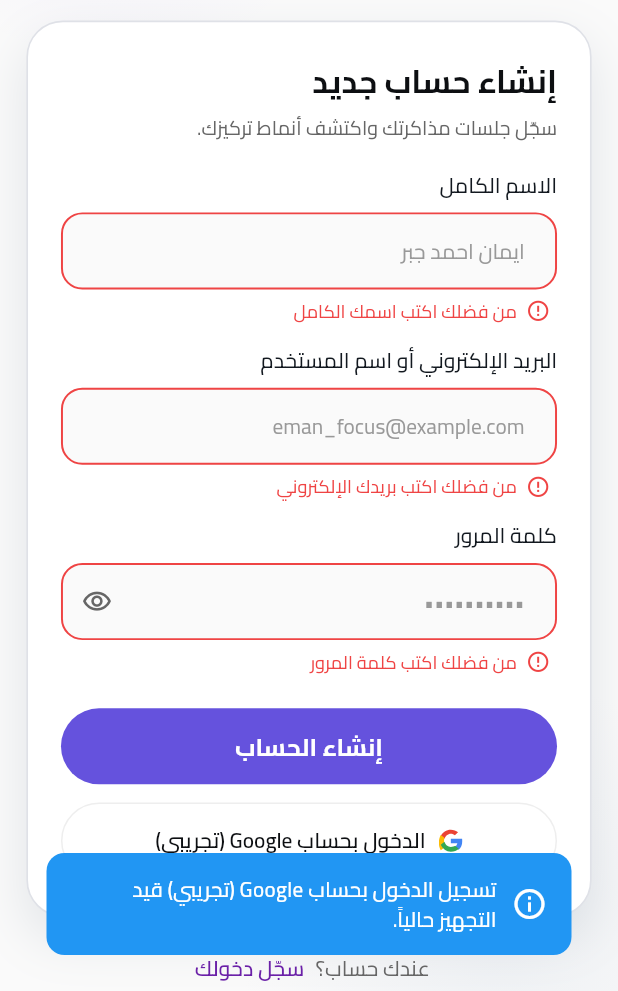
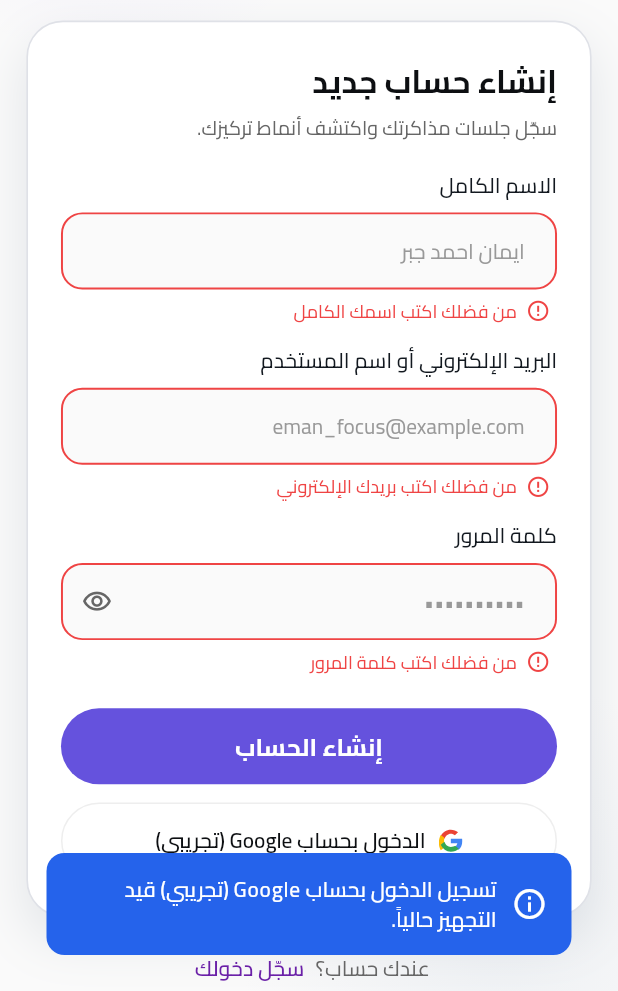
Before and after one commit to romisaa5/nivo_app, a Flutter app: the CreateAccountScreen screen opened by its route, after a tap on "إنشاء الحساب", after a tap on "الدخول بحساب Google (تجريبي)", on a phone screen of 412 x 824 dp, the part 245-1236 px from its top. Run offline on Flutter 3.47's test engine with Material 3 defaults, Android fonts, the phone set to English and light mode, and no system bars; our stand-ins replace animate_do, connectivity_plus, dropdown_button2, firebase_auth, firebase_core, flutter_bloc and 7 more; accounts and stored records are empty.

Commit message:
edit colors

```diff
--- a/lib/core/common/widgets/custom_button.dart
+++ b/lib/core/common/widgets/custom_button.dart
@@ -62,7 +62,7 @@ class CustomButton extends StatelessWidget {
                   height: 24.h,
                   width: 24.h,
                   child: CircularProgressIndicator(
-                    color: textcolor ?? Colors.white,
+                    color: textcolor ?? context.customAppColors.grey0,
                     strokeWidth: 2,
                   ),
                 ),
@@ -77,7 +77,7 @@ class CustomButton extends StatelessWidget {
                     style:
                         style ??
                         AppTextStyles.font14SemiBold.copyWith(
-                          color: textcolor ?? Colors.white,
+                          color: textcolor ?? context.customAppColors.grey0,
                           fontWeight: FontWeight.w500,
                         ),
                     textAlign: TextAlign.center,
--- a/lib/core/common/widgets/custom_text_form_field.dart
+++ b/lib/core/common/widgets/custom_text_form_field.dart
@@ -51,14 +51,15 @@ class AppTextFormField extends StatelessWidget {
 
   @override
   Widget build(BuildContext context) {
-    final colorScheme = Theme.of(context).colorScheme;
+    final colors = context.customAppColors;
+    final isDark = context.isDarkMode;
 
     InputBorder border = isUnderline
         ? UnderlineInputBorder(
             borderSide: BorderSide(
               color: isBorder
-                  ? context.customAppColors.grey400
-                  : Colors.transparent,
+                  ? colors.grey400
+                  : colors.grey0.withValues(alpha: 0),
               width: 1.w,
             ),
           )
@@ -66,8 +67,8 @@ class AppTextFormField extends StatelessWidget {
             borderRadius: BorderRadius.circular(12.r),
             borderSide: BorderSide(
               color: isBorder
-                  ? context.customAppColors.grey400
-                  : Colors.transparent,
+                  ? colors.grey400
+                  : colors.grey0.withValues(alpha: 0),
               width: 1.w,
             ),
           );
@@ -79,7 +80,7 @@ class AppTextFormField extends StatelessWidget {
             ? (errorBorder ??
                   border.copyWith(
                     borderSide: BorderSide(
-                    color: context.customAppColors.error500,
+                      color: colors.error500,
                       width: 1.2.w,
                     ),
                   ))
@@ -88,7 +89,7 @@ class AppTextFormField extends StatelessWidget {
             ? (errorBorder ??
                   border.copyWith(
                     borderSide: BorderSide(
-                    color: context.customAppColors.error500,
+                      color: colors.error500,
                       width: 1.5.w,
                     ),
                   ))
@@ -96,8 +97,8 @@ class AppTextFormField extends StatelessWidget {
                   border.copyWith(
                     borderSide: BorderSide(
                       color: isBorder
-                        ? context.customAppColors.primary600
-                        : Colors.transparent,
+                          ? colors.primary600
+                          : colors.grey0.withValues(alpha: 0),
                       width: 1.5.w,
                     ),
                   ));
@@ -121,7 +122,7 @@ class AppTextFormField extends StatelessWidget {
               },
               focusNode: focusNode,
               obscureText: isObscureText ?? false,
-              cursorColor: context.customAppColors.primary800,
+              cursorColor: isDark ? colors.primary300 : colors.primary800,
               decoration: InputDecoration(
                 isDense: true,
                 contentPadding:
@@ -133,7 +134,7 @@ class AppTextFormField extends StatelessWidget {
                     errorBorder ??
                     border.copyWith(
                       borderSide: BorderSide(
-                        color: context.customAppColors.error500,
+                        color: colors.error500,
                         width: 1.2.w,
                       ),
                     ),
@@ -141,7 +142,7 @@ class AppTextFormField extends StatelessWidget {
                     errorBorder ??
                     border.copyWith(
                       borderSide: BorderSide(
-                        color: context.customAppColors.error500,
+                        color: colors.error500,
                         width: 1.2.w,
                       ),
                     ),
@@ -150,17 +151,19 @@ class AppTextFormField extends StatelessWidget {
                 hintStyle:
                     hintStyle ??
                     AppTextStyles.font14Regular.copyWith(
-                      color: colorScheme.secondary.withValues(alpha: .5),
+                      color: isDark ? colors.neutral400 : colors.neutral500,
                     ),
                 suffixIcon: suffixIcon,
                 prefixIcon: prefixIcon,
-                fillColor: backgroundColor ?? Colors.white,
+                fillColor:
+                    backgroundColor ??
+                    (isDark ? colors.neutral900 : colors.grey0),
                 filled: true,
               ),
               style:
                   inputTextStyle ??
                   AppTextStyles.font16Regular.copyWith(
-                    color: colorScheme.secondary,
+                    color: isDark ? colors.grey0 : colors.neutral900,
                   ),
             ),
             if (state.hasError)
@@ -170,7 +173,7 @@ class AppTextFormField extends StatelessWidget {
                   children: [
                     Icon(
                       Icons.error_outline,
-                      color: context.customAppColors.error500,
+                      color: colors.error500,
                       size: 16.sp,
                     ),
                     5.w.horizontalSpace,
@@ -178,7 +181,7 @@ class AppTextFormField extends StatelessWidget {
                       child: Text(
                         state.errorText ?? '',
                         style: AppTextStyles.font12Regular.copyWith(
-                          color: context.customAppColors.error500,
+                          color: colors.error500,
                         ),
                       ),
                     ),
--- a/lib/core/helpers/app_snackbar.dart
+++ b/lib/core/helpers/app_snackbar.dart
@@ -1,4 +1,6 @@
 import 'package:flutter/material.dart';
+import 'package:nivo/core/theme/app_texts/app_text_styles.dart';
+import 'package:nivo/core/theme/theme_manager/theme_extensions.dart';
 
 class AppSnackBar {
   /// ================== Error ==================
@@ -6,7 +8,7 @@ class AppSnackBar {
     _show(
       context,
       message: message,
-      backgroundColor: Colors.red.shade600,
+      backgroundColor: context.customAppColors.error500,
       icon: Icons.error_outline,
     );
   }
@@ -16,7 +18,7 @@ class AppSnackBar {
     _show(
       context,
       message: message,
-      backgroundColor: Colors.green,
+      backgroundColor: context.customAppColors.greenGradient.first,
       icon: Icons.check_circle_outline,
     );
   }
@@ -26,7 +28,7 @@ class AppSnackBar {
     _show(
       context,
       message: message,
-      backgroundColor: Colors.blue,
+      backgroundColor: context.customAppColors.info700,
       icon: Icons.info_outline,
     );
   }
@@ -38,15 +40,15 @@ class AppSnackBar {
     required Color backgroundColor,
     required IconData icon,
   }) {
+    final colors = context.customAppColors;
     ScaffoldMessenger.of(context).hideCurrentSnackBar();
 
     ScaffoldMessenger.of(context).showSnackBar(
       SnackBar(
         behavior: SnackBarBehavior.floating,
-        backgroundColor: Colors.transparent,
+        backgroundColor: colors.grey0.withValues(alpha: 0),
         elevation: 0,
         duration: const Duration(seconds: 3),
-
         content: Container(
           padding: const EdgeInsets.symmetric(horizontal: 16, vertical: 14),
           decoration: BoxDecoration(
@@ -55,15 +57,13 @@ class AppSnackBar {
           ),
           child: Row(
             children: [
-              Icon(icon, color: Colors.white),
+              Icon(icon, color: colors.grey0),
               const SizedBox(width: 10),
               Expanded(
                 child: Text(
                   message,
-                  style: const TextStyle(
-                    color: Colors.white,
-                    fontSize: 14,
-                    fontWeight: FontWeight.w500,
+                  style: AppTextStyles.font14Medium.copyWith(
+                    color: colors.grey0,
                   ),
                 ),
               ),
```
Also changed, not shown: lib/core/common/widgets/app_dropdown.dart (+27 -16 lines). Lines whose indentation alone changed are shown as unchanged.
